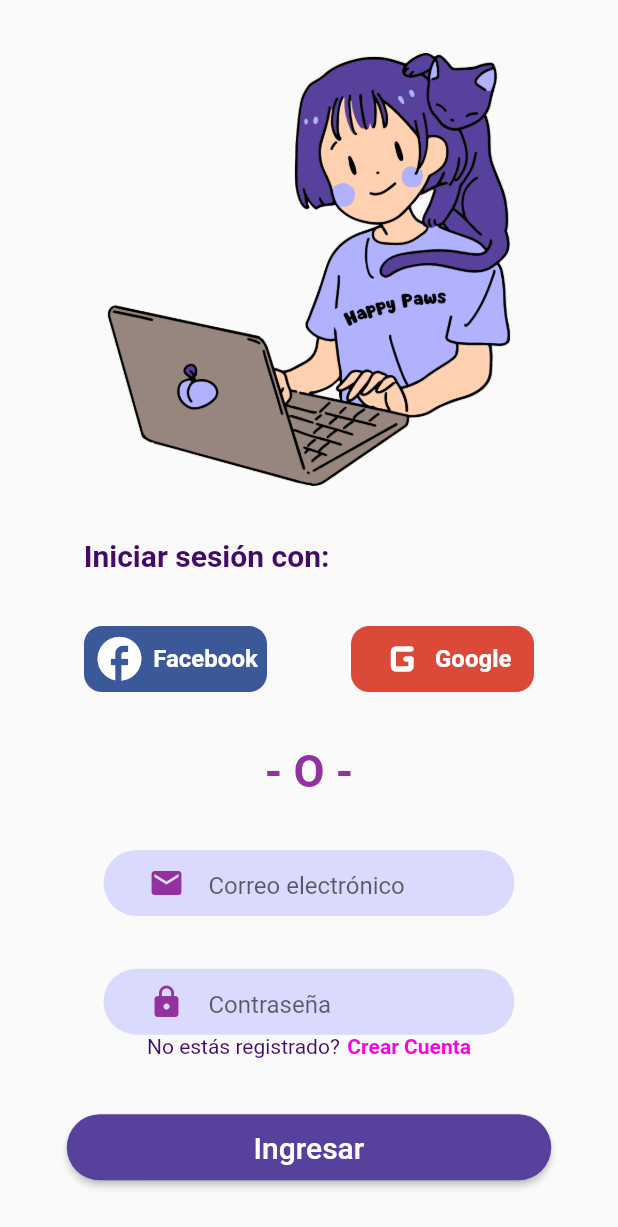
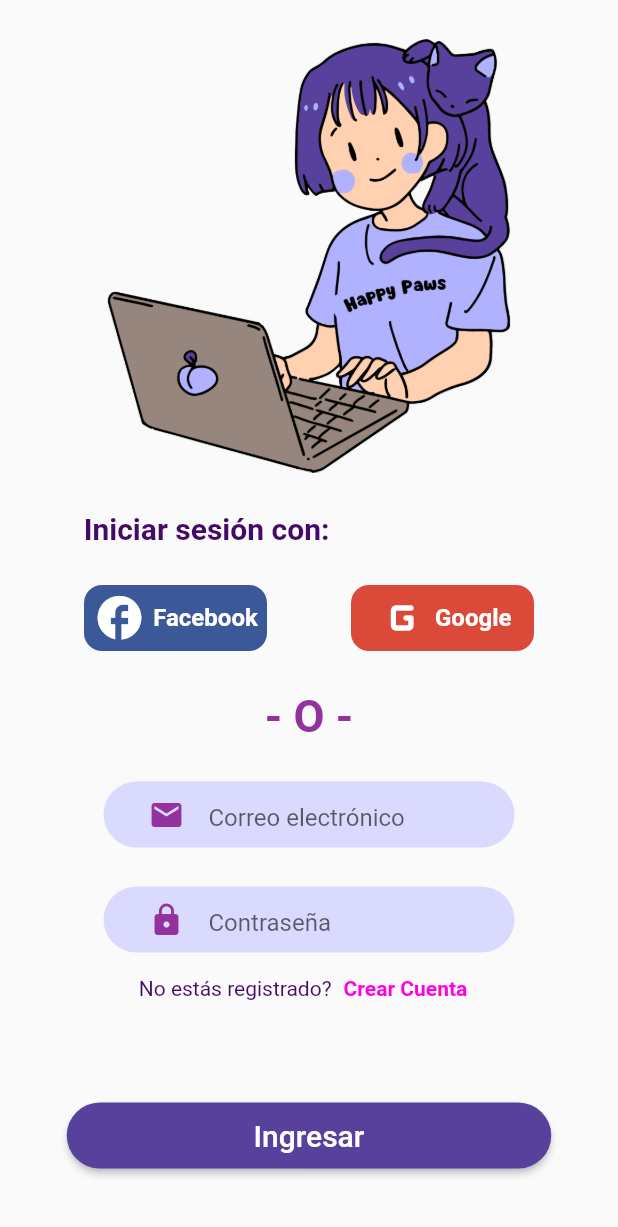
Before and after one commit to JonathanGualli/Happy_Paws, a Flutter app: the LoginScreen screen opened directly, on a phone screen of 412 x 824 dp. Shown: the top 1227 px of the screen. Run offline on Flutter 3.47's test engine with Material 2 defaults, Android fonts, the light colour scheme and no system bars; our stand-ins replace firebase_auth, firebase_core, introduction_screen; accounts and stored records are empty.

Commit message:
Se crearon las pantallas de login, register, home. Ademas se implemento el servicio de autenticacion de firebase

```diff
--- /dev/null
+++ b/lib/models/models.dart
@@ -0,0 +1,6 @@
+class User {
+  final String uid;
+  final String? email;
+
+  User(this.uid, this.email);
+}
--- a/lib/screens/login_screen.dart
+++ b/lib/screens/login_screen.dart
@@ -1,4 +1,6 @@
 import 'package:flutter/material.dart';
+import 'package:happy_paws/services/auth_service.dart';
+import 'package:provider/provider.dart';
 
 class LoginScreen extends StatelessWidget {
   const LoginScreen({super.key});
@@ -7,18 +9,29 @@ class LoginScreen extends StatelessWidget {
   Widget build(BuildContext context) {
     final TextEditingController emailController = TextEditingController();
     final TextEditingController passwordController = TextEditingController();
+    const paddingButtom = 26.0;
+
+    final authService = Provider.of<AuthService>(context);
 
     return Scaffold(
-      body: Column(
-        mainAxisAlignment: MainAxisAlignment.spaceEvenly,
+      body: SingleChildScrollView(
+        child: SafeArea(
+          child: Column(
+            //mainAxisAlignment: MainAxisAlignment.spaceEvenly,
             children: [
-          Center(
+              Container(
+                padding: const EdgeInsets.fromLTRB(
+                    0, paddingButtom, 0, paddingButtom),
+                child: Center(
                   child: Image.asset(
                     'assets/loginImage.png',
                     height: 289,
                   ),
                 ),
-          const Row(
+              ),
+              Container(
+                padding: const EdgeInsets.only(bottom: paddingButtom),
+                child: const Row(
                   mainAxisAlignment: MainAxisAlignment.spaceAround,
                   children: [
                     Text(
@@ -31,7 +44,10 @@ class LoginScreen extends StatelessWidget {
                     SizedBox(width: 25),
                   ],
                 ),
-          Row(
+              ),
+              Container(
+                padding: const EdgeInsets.only(bottom: paddingButtom),
+                child: Row(
                   mainAxisAlignment: MainAxisAlignment.spaceEvenly,
                   children: [
                     Container(
@@ -90,12 +106,16 @@ class LoginScreen extends StatelessWidget {
                     )
                   ],
                 ),
-          const Text(
+              ),
+              Container(
+                padding: const EdgeInsets.only(bottom: paddingButtom),
+                child: const Text(
                   '- O -',
                   style: TextStyle(
                       color: Color(0xFF93329E),
                       fontSize: 30,
                       fontWeight: FontWeight.bold),
+                ),
               ),
               Container(
                 height: 44,
@@ -117,7 +137,9 @@ class LoginScreen extends StatelessWidget {
                       )),
                 ),
               ),
-          Column(
+              Container(
+                padding: const EdgeInsets.fromLTRB(0, paddingButtom, 0, 50),
+                child: Column(
                   children: [
                     Container(
                       height: 44,
@@ -139,24 +161,28 @@ class LoginScreen extends StatelessWidget {
                             )),
                       ),
                     ),
-              const Row(
+                    Row(
                       mainAxisAlignment: MainAxisAlignment.center,
                       children: [
-                  Text('No estás registrado?',
-                      style: TextStyle(color: Color(0xFF440A67), fontSize: 14)),
-                  SizedBox(
-                    width: 5.0,
-                  ),
-                  Text(
+                        const Text('No estás registrado?',
+                            style: TextStyle(
+                                color: Color(0xFF440A67), fontSize: 14)),
+                        TextButton(
+                          onPressed: () {
+                            Navigator.pushNamed(context, '/register');
+                          },
+                          child: const Text(
                             'Crear Cuenta',
                             style: TextStyle(
                                 color: Color(0xFFFF00E5),
                                 fontSize: 14,
                                 fontWeight: FontWeight.bold),
+                          ),
                         )
                       ],
                     ),
                   ],
+                ),
               ),
               ElevatedButton(
                 style: ButtonStyle(
@@ -166,7 +192,10 @@ class LoginScreen extends StatelessWidget {
                     shape: MaterialStatePropertyAll<RoundedRectangleBorder>(
                         RoundedRectangleBorder(
                             borderRadius: BorderRadius.circular(32)))),
-            onPressed: () {},
+                onPressed: () {
+                  authService.signInWithEmailAndPassword(
+                      emailController.text, passwordController.text);
+                },
                 child: const Text(
                   'Ingresar',
                   style: TextStyle(color: Colors.white, fontSize: 20),
@@ -174,6 +203,8 @@ class LoginScreen extends StatelessWidget {
               ),
             ],
           ),
+        ),
+      ),
     );
   }
 }
```
Also changed, not shown: lib/main.dart (+20 -5 lines), lib/screens/home_screen.dart (+5 -6 lines), lib/screens/registrer.dart (+58 -21 lines), lib/screens/wrapper.dart (added, +27 -0 lines), lib/services/auth_service.dart (added, +35 -0 lines). Lines whose indentation alone changed are shown as unchanged.
